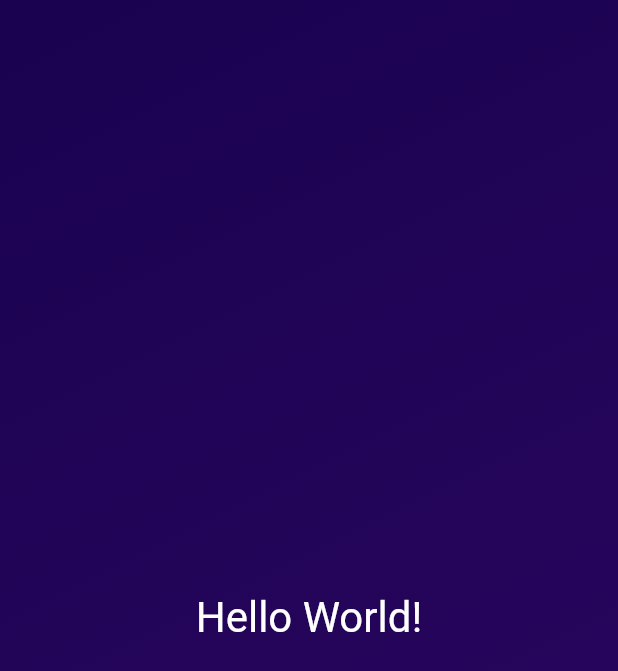
After one commit to saif-shikdar/flutter-dice-app, a Flutter app: the screen it shows after launch, on a phone screen of 412 x 824 dp. The commit adds this screen. Shown: the top 671 px of the screen. Run offline on Flutter 3.47's test engine with Material 2 defaults, Android fonts, the phone set to English and light mode, and no system bars.

Commit message:
Created reusable components

```diff
--- a/lib/main.dart
+++ b/lib/main.dart
@@ -1,29 +1,37 @@
+import 'package:dice_app/reusable_components/gradient_container.dart';
+import 'package:dice_app/reusable_components/styled_text.dart';
 import 'package:flutter/material.dart';
+import 'package:flutter/services.dart';
 
 void main() {
-  runApp(MaterialApp(
-    home: Scaffold(
-      body: Container(
-        decoration: const BoxDecoration(
-          gradient: LinearGradient(
-            colors: [
-              Color.fromARGB(255, 26, 2, 80),
-              Color.fromARGB(255, 45, 7, 98),
-            ],
-            begin: Alignment.topLeft,
-            end: Alignment.bottomRight,
-          ),
-        ),
-        child: const Center(
-          child: Text(
-            'Hello World!',
-            style: TextStyle(
-              color: Colors.white,
-              fontSize: 28,
-            ),
+  runApp(const MyApp());
+}
+
+class MyApp extends StatelessWidget {
+  const MyApp({super.key});
+
+  @override
+  Widget build(BuildContext context) {
+    SystemChrome.setSystemUIOverlayStyle(
+      const SystemUiOverlayStyle(
+        statusBarColor: Colors.transparent,
+        statusBarBrightness: Brightness.dark,
+        statusBarIconBrightness: Brightness.dark,
+      ),
+    );
+    return const MaterialApp(
+      debugShowCheckedModeBanner: false,
+      home: Scaffold(
+        body: GradientContainer(
+          gradientColors: [
+            Color.fromARGB(255, 26, 2, 80),
+            Color.fromARGB(255, 45, 7, 98),
+          ],
+          body: StyledText(
+            text: 'Hello World!',
           ),
         ),
       ),
-    ),
-  ));
+    );
+  }
 }
--- /dev/null
+++ b/lib/reusable_components/gradient_container.dart
@@ -0,0 +1,24 @@
+import 'package:flutter/material.dart';
+
+class GradientContainer extends StatelessWidget {
+  const GradientContainer({super.key, this.body, this.gradientColors});
+
+  final List<Color>? gradientColors;
+  final Widget? body;
+
+  @override
+  Widget build(BuildContext context) {
+    return Container(
+      decoration: BoxDecoration(
+        gradient: LinearGradient(
+          colors: gradientColors ?? [],
+          begin: Alignment.topLeft,
+          end: Alignment.bottomRight,
+        ),
+      ),
+      child: Center(
+        child: body,
+      ),
+    );
+  }
+}
--- /dev/null
+++ b/lib/reusable_components/styled_text.dart
@@ -0,0 +1,21 @@
+import 'package:flutter/material.dart';
+
+class StyledText extends StatelessWidget {
+  const StyledText({
+    super.key,
+    this.text = '',
+  });
+
+  final String text;
+
+  @override
+  Widget build(BuildContext context) {
+    return Text(
+      text,
+      style: const TextStyle(
+        color: Colors.white,
+        fontSize: 28,
+      ),
+    );
+  }
+}
```
Also changed, not shown: 16 other files.
